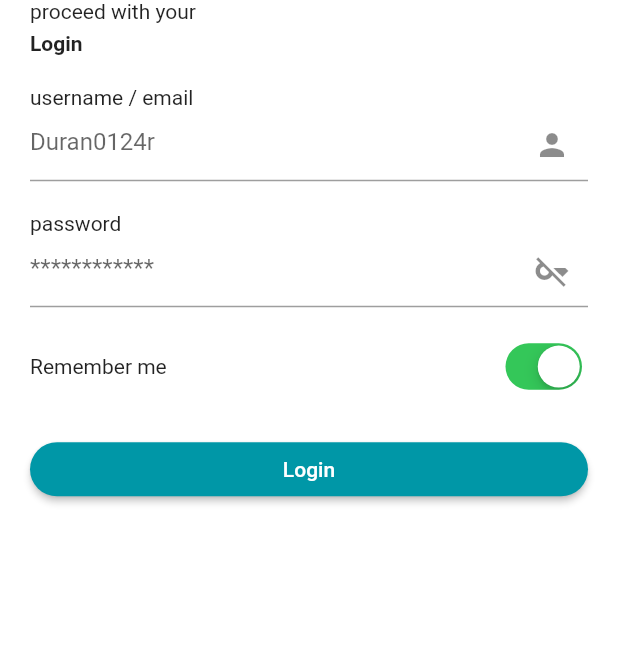
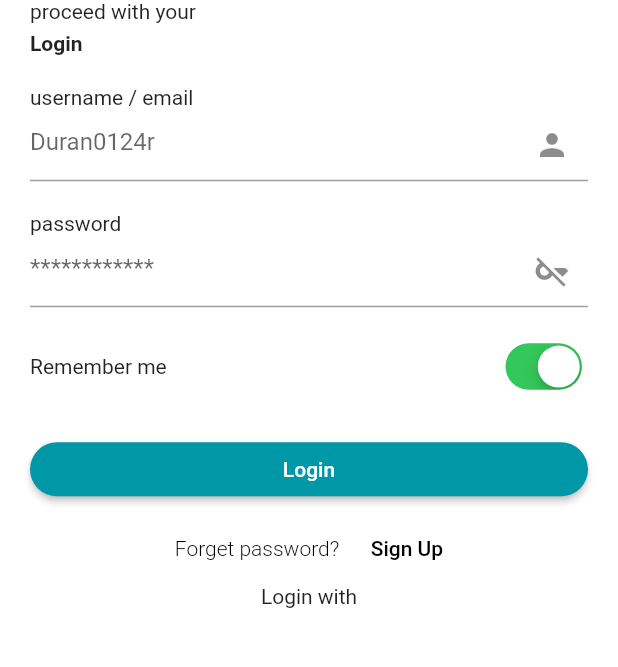
Before and after one commit to rehamAlii29/GTrip, a Flutter app: the screen it shows after launch, on a phone screen of 412 x 824 dp, the part 401-1068 px from its top. Run offline on Flutter 3.47's test engine with Material 2 defaults, Android fonts, the light colour scheme and no system bars.

Commit message:
commit on main

```diff
--- a/lib/LoginUser.dart
+++ b/lib/LoginUser.dart
@@ -1,5 +1,6 @@
 import 'package:flutter/cupertino.dart';
 import 'package:flutter/material.dart';
+import 'package:gtrip/modules/UserRegister.dart';
 
 class LoginUser extends StatefulWidget {
   const LoginUser({Key? key}) : super(key: key);
@@ -18,6 +19,7 @@ class _LoginUserState extends State<LoginUser> {
       padding: const EdgeInsets.all(20.0),
       child: Column(
         crossAxisAlignment: CrossAxisAlignment.start,
+
         children: [
           SizedBox(
             width: MediaQuery.of(context).size.width,
@@ -73,9 +75,36 @@ class _LoginUserState extends State<LoginUser> {
                   ),
 
                 ),
-              )
+              ),
+              SizedBox(height: 5,),
+
+
             ],
-          ))
+          )),
+          Row( mainAxisAlignment: MainAxisAlignment.center,
+            children: [
+              TextButton(onPressed: (){}, child: Text("Forget password?",
+                style: TextStyle(color: Colors.black,
+                    fontWeight: FontWeight.w300
+                ),
+              )),
+              SizedBox(width: 5,),
+              TextButton(onPressed: (){
+                Navigator.push(context, MaterialPageRoute(builder: (context)=> UserRegister()));
+              }, child: Text("Sign Up",
+                  style: TextStyle(color: Colors.black))),
+            ],),
+Expanded(child: Column(
+  crossAxisAlignment: CrossAxisAlignment.center,
+  children: [
+  Row(
+    mainAxisAlignment: MainAxisAlignment.center,
+    children: [
+      Text("Login with"),
+    ],
+  ),
+// lessa goz2 el social sign in
+],))
         ],
       ),
     ));
```
Also changed, not shown: lib/modules/UserRegister.dart (+15 -0 lines).
